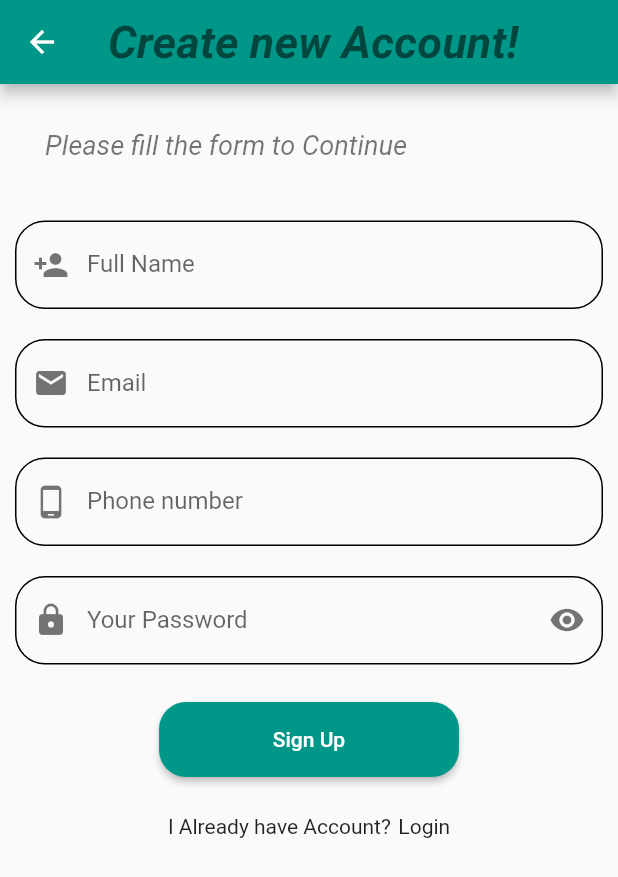
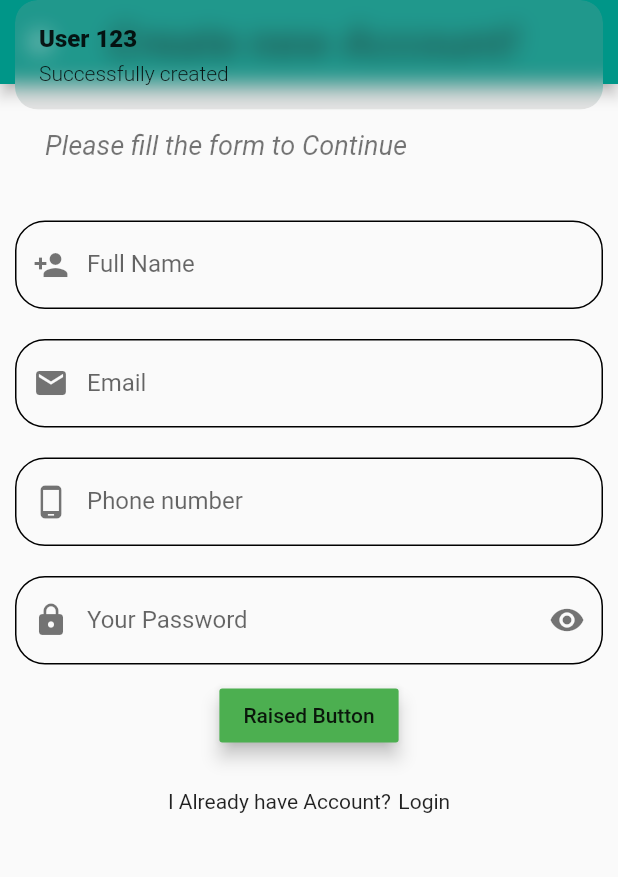
Before and after one commit to Monika-Kushwah/flutterApp, a Flutter app: the SignUpView screen opened by its route, on a phone screen of 412 x 824 dp. Shown: the top 877 px of the screen. Run offline on Flutter 3.47's test engine with Material 2 defaults, Android fonts, the phone set to English and light mode, and no system bars; our stand-ins replace connectivity_plus, dio, flutter_signin_button, get, sqflite; accounts and stored records are empty.

```diff
--- a/lib/core/constant/get_pages_constant.dart
+++ b/lib/core/constant/get_pages_constant.dart
@@ -3,15 +3,17 @@ import 'package:flutterapp_monika/feature/SignUp/binding/signup_binding.dart';
 import 'package:flutterapp_monika/feature/SignUp/view/signup_page.dart';
 import 'package:flutterapp_monika/feature/SplashScreen/binding/splashscreen_binding.dart';
 import 'package:flutterapp_monika/feature/SplashScreen/view/splashscreen_page.dart';
-import 'package:flutterapp_monika/feature/home/binding/login_binding.dart';
-import 'package:flutterapp_monika/feature/home/view/login_page.dart';
+import 'package:flutterapp_monika/feature/home/binding/home_binding.dart';
+import 'package:flutterapp_monika/feature/home/view/home_page.dart';
+import 'package:flutterapp_monika/feature/login/binding/login_binding.dart';
+import 'package:flutterapp_monika/feature/login/view/login_page.dart';
 import 'package:get/get.dart';
 
 List<GetPage> getPages = [
   GetPage(
       name: RouteConstant.login,
-      page: () => const HomePage(),
-      binding: HomeBinding()),
+      page: () => const LoginPage(),
+      binding: LoginBinding()),
 
   GetPage(
       name: RouteConstant.splashScreen,
@@ -22,4 +24,9 @@ List<GetPage> getPages = [
       name: RouteConstant.signUp,
       page: () => const SignUpView(),
       binding: SignUpBinding()),
+
+  GetPage(
+      name: RouteConstant.home,
+      page: () => const HomePage(),
+      binding:HomeBinding()),
 ];
--- a/lib/core/constant/route_constant.dart
+++ b/lib/core/constant/route_constant.dart
@@ -2,5 +2,6 @@ class RouteConstant {
   static const String login = '/login_page';
   static const String splashScreen = '/splashscreen_page';
   static const String signUp = '/signup_page';
+  static const String home = '/home_page';
 
 }
--- a/lib/core/localdatabase/database.dart
+++ b/lib/core/localdatabase/database.dart
@@ -19,7 +19,7 @@ class DbHelper {
     io.Directory documentsDirectory = await getApplicationDocumentsDirectory();
     String path = join(documentsDirectory.path, 'ubiattendance.db');
     var db = await openDatabase(path,
-        version: 1, onCreate: _onCreate, onUpgrade: _onUpgrage);
+        version: 3, onCreate: _onCreate, onUpgrade: _onUpgrage);
     return db;
   }
 
@@ -36,8 +36,6 @@ class DbHelper {
 
   void _onUpgrage(Database db, int oldVersion, int newVersion) async {
     if (oldVersion < newVersion) {
-
-
       await db.execute(
           "CREATE TABLE sign_up (Id INTEGER PRIMARY KEY,"
               'Name TEXT,'
--- a/lib/feature/SignUp/controller/signup_controller.dart
+++ b/lib/feature/SignUp/controller/signup_controller.dart
@@ -1,18 +1,35 @@
 import 'package:flutter/cupertino.dart';
+import 'package:flutter/foundation.dart';
+import 'package:flutter/material.dart';
+import 'package:flutterapp_monika/core/localdatabase/functions.dart';
+import 'package:get/get.dart';
+import 'package:get/get_core/src/get_main.dart';
 import 'package:get/get_state_manager/src/simple/get_controllers.dart';
 
 class SignUpController extends GetxController {
 
-  SignUpController(){} //constructor of class
+  //SignUpController(){} //constructor of class
 
   GlobalKey<FormState> formKey =  GlobalKey<FormState>();
+
+  TextEditingController nameController,emailController,phoneController,passwordController;
+
+
   @override
   void onInit() {
+
     super.onInit();
+    nameController = TextEditingController();
+    emailController = TextEditingController();
+    phoneController = TextEditingController();
+    passwordController = TextEditingController();
+    getAll();
+
   }
 
   @override
   void onReady() {
+
     super.onReady();
   }
 
@@ -21,7 +38,44 @@ class SignUpController extends GetxController {
   }
 
 
-  saveData(){
+  saveData() async {
 
+    LocalDbfunction localsavesignup = LocalDbfunction.empty();
+
+    LocalDbfunction localsavesignupsave = LocalDbfunction(
+        name : nameController.text,
+        email: emailController.text,
+        phone : phoneController.text,
+        password: passwordController.text,
+    );
+    await localsavesignupsave.saveSignUp();
+    Get.snackbar(
+        "Save Successfully!", "",
+        snackPosition: SnackPosition.BOTTOM,
+        backgroundColor: Colors.orange,
+        colorText: Colors.white
+    );
+    // getAll();
+
+    }
+
+
+    getAll() async {
+    print("Get All Data");
+    Get.snackbar(
+      'User 123',
+      'Successfully created',
+    );
+      if (kDebugMode) {
+          print("Test");
+      }
+      var userProfile = LocalDbfunction.empty();
+
+      List<LocalDbfunction> profileData = await userProfile.getLocalSaveData();
+      await Future.forEach(profileData, (profileData) async {
+        print(profileData.name);
+        print(profileData.email);
+        print("Rahul Dekhana chahata hai");
+      });
+    }
   }
-}
--- a/lib/feature/SignUp/view/signup_page.dart
+++ b/lib/feature/SignUp/view/signup_page.dart
@@ -1,4 +1,5 @@
 import 'package:connectivity_plus/connectivity_plus.dart';
+import 'package:flutter/foundation.dart';
 import 'package:flutter/material.dart';
 import 'package:flutterapp_monika/core/constant/route_constant.dart';
 import 'package:flutterapp_monika/feature/SignUp/controller/signup_controller.dart';
@@ -14,7 +15,7 @@ class SignUpView extends GetView<SignUpController>{
           fontWeight: FontWeight.bold,
           fontSize: 30.0,
           fontStyle: FontStyle.italic,))),
-        body:SingleChildScrollView(
+        body: SingleChildScrollView(
             child :
             Column(
                 children: [
@@ -51,7 +52,7 @@ class SignUpView extends GetView<SignUpController>{
                                   }
                                   return null;
                                 },
-                               // controller:controller.nameController,
+                                controller:controller.nameController,
                                 decoration: const InputDecoration(
                                   border: OutlineInputBorder(),
                                   prefixIcon:  Icon(Icons.person_add,color: Colors.black54,),
@@ -70,15 +71,14 @@ class SignUpView extends GetView<SignUpController>{
                                   }
                                   return null;
                                 },
-                               // controller: controller.EmailController,
+                                controller: controller.emailController,
                                 decoration: const InputDecoration(
                                   border: OutlineInputBorder(),
                                   prefixIcon:  Icon(Icons.mail,color: Colors.black54,),
                                   enabledBorder: OutlineInputBorder(
                                       borderRadius: BorderRadius.all(Radius.circular(20.0))),
                                   labelText: 'Email',))),
-                        Container
-                          (
+                        Container(
                             padding: const EdgeInsets.all(10),
                             child:  TextFormField(
                                 validator: (value) {
@@ -87,7 +87,7 @@ class SignUpView extends GetView<SignUpController>{
                                   }
                                   return null;
                                 },
-                               // controller: controller.phoneController,
+                                controller: controller.phoneController,
                                 decoration: const InputDecoration(
                                   border: OutlineInputBorder(),
                                   prefixIcon:  Icon(Icons.phone_android,color: Colors.black54,),
@@ -107,7 +107,7 @@ class SignUpView extends GetView<SignUpController>{
                                   }
                                   return null;
                                 },
-                                //controller: controller.passwordController,
+                                controller: controller.passwordController,
                                 decoration: const InputDecoration(
                                   border: OutlineInputBorder(),
                                   prefixIcon:  Icon(Icons.lock,color: Colors.black54,),
@@ -122,38 +122,21 @@ class SignUpView extends GetView<SignUpController>{
                                   ),
                                   labelText: 'Your Password',))),
 
-                        const SizedBox(height: 15,),
-                        SizedBox(width: 200.0,
-                          height: 50.0,
-                          child: ElevatedButton(style:
-                          ButtonStyle(shape: MaterialStateProperty.all<RoundedRectangleBorder>(
-                              RoundedRectangleBorder(
-                                borderRadius: BorderRadius.circular(18.0),
-                              )
-                          )
-                          ),
-                              // borderRadius: BorderRadius.all(Radius.circular(20.0))
-                              onPressed: () async {
+                          ])),
 
-                                  controller.saveData();
-                                // bool connection = await checkConnectivity();
-                                // if (connection == true) {
-                                //   final isValid = controller.formKey.currentState.validate();
-                                //   if (!isValid) {
-                                //     return;
-                                //   }
-                                // } else {
-                                //   showDialog(
-                                //       context: context,
-                                //       builder: (context) {
-                                //         return  AlertDialog( content: Text('UnableToConnectServerText'.tr),
-                                //         );
-                                //       });
-                                // }
+                  RaisedButton(
+                      elevation: 5,
+                      color: Colors.green,
+                      child: Text('Raised Button'),
+                  onPressed: () {
+                        print("Click On Raise Button");
+                        //controller.getAll();
+                        controller.saveData();
+                  }
+              ),
+    // borderRadius: BorderRadius.all(Radius.circular(20.0))
 
 
-                              }, child: const Text('Sign Up',)),
-                        ),
                         const SizedBox(height: 20,),
                         Row(
                           mainAxisAlignment: MainAxisAlignment.center,
@@ -181,9 +164,6 @@ class SignUpView extends GetView<SignUpController>{
                       ],
                     ),
                   ),
-                ]
-            )
-        )
     );
   }
 }
--- a/lib/feature/home/binding/login_binding.dart
+++ b/lib/feature/home/binding/home_binding.dart
@@ -1,4 +1,5 @@
-import 'package:flutterapp_monika/feature/home/controller/login_controller.dart';
+
+import 'package:flutterapp_monika/feature/home/controller/home_controller.dart';
 import 'package:get/get.dart';
 
 class HomeBinding extends Bindings {
--- a/pubspec.yaml
+++ b/pubspec.yaml
@@ -40,6 +40,7 @@ dependencies:
   connectivity_plus: ^2.2.0
   path_provider: ^2.0.8
   sqflite: ^2.0.1
+  google_sign_in: ^5.4.0
 
 
 
```
Also changed, not shown: lib/core/localdatabase/functions.dart (+76 -21 lines), lib/feature/home/view/home_page.dart (added, +47 -0 lines), lib/feature/login/binding/login_binding.dart (added, +10 -0 lines), lib/feature/login/controller/login_controller.dart (added, +92 -0 lines), lib/feature/login/view/login_page.dart (renamed from lib/feature/home/view/login_page.dart, +38 -10 lines), lib/feature/home/controller/home_controller.dart (renamed from lib/feature/home/controller/login_controller.dart), pubspec.lock.
